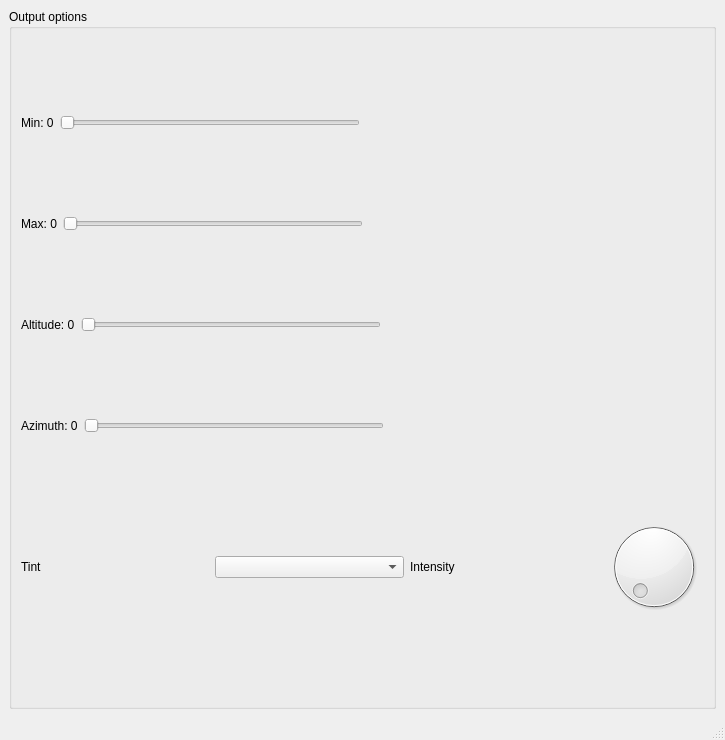
Qt form simplehill.ui (s-du/SimpleHillshade) before a commit.
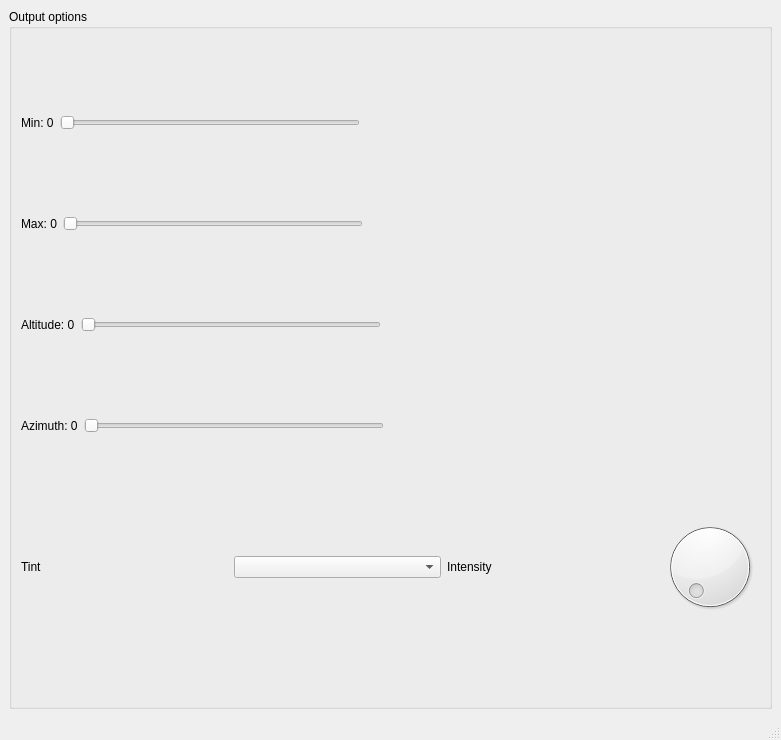
The same form after that commit.

Patch:
```diff
--- a/simplehill.ui
+++ b/simplehill.ui
@@ -6,7 +6,7 @@
    <rect>
     <x>0</x>
     <y>0</y>
-    <width>725</width>
+    <width>781</width>
     <height>740</height>
    </rect>
   </property>
```
Left out of the diff: 6 changed lines with no effect on the pictures.
